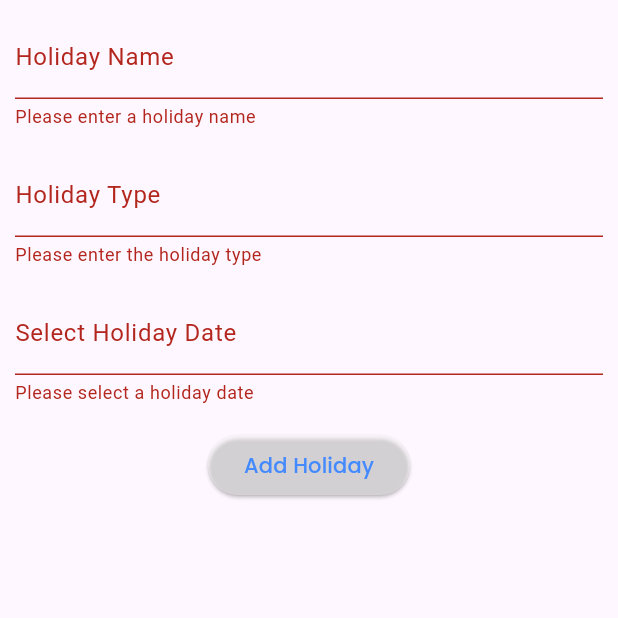
After one commit to Minute354/web_dashboardmodel, a Flutter app: the AddHolidayPage screen opened directly, after a tap on "Add Holiday", on a phone screen of 412 x 824 dp, the top half of it. The commit adds this screen. Run offline on Flutter 3.47's test engine with Material 3 defaults, Android fonts, the phone set to English and light mode, and no system bars; our stand-ins replace email_validator, google_fonts, table_calendar.

Commit message:
calender page added

```diff
--- a/lib/controllers/calendar_holiday_controller.dart
+++ b/lib/controllers/calendar_holiday_controller.dart
@@ -1,6 +1,5 @@
 import 'package:flutter/material.dart';
-import 'package:school_web_app/models/calendar_holiday_model.dart';
-
+import '../models/calendar_holiday_model.dart';
 
 class HolidayController with ChangeNotifier {
   List<Holiday> _holidays = [];
@@ -8,46 +7,50 @@ class HolidayController with ChangeNotifier {
   // Get list of holidays
   List<Holiday> get holidays => _holidays;
 
-  // Method to add a holiday (dynamic)
+  // Method to add a holiday dynamically
   void addHoliday(Holiday holiday) {
     _holidays.add(holiday);
-    notifyListeners();
+    notifyListeners(); // Notify listeners to update the UI
   }
 
-  // Fetch holidays dynamically (replace with API integration if needed)
+  // Fetch holidays (simulated here; replace with API integration if needed)
   void fetchHolidays() {
     _holidays = [
       Holiday(
         title: 'New Year\'s Day',
         description: 'First day of the year, celebrated worldwide.',
         date: DateTime(2024, 1, 1),
+        type: 'National',
       ),
       Holiday(
         title: 'Independence Day',
         description: 'Celebration of national independence.',
         date: DateTime(2024, 7, 4),
+        type: 'National',
       ),
       Holiday(
         title: 'Christmas Day',
         description: 'Celebration of Christmas.',
         date: DateTime(2024, 12, 25),
+        type: 'Religious',
       ),
     ];
     notifyListeners();
   }
 
-  // Method to retrieve holiday details based on the selected date
- Holiday? getHolidayByDate(DateTime date) {
-  try {
-    return _holidays.firstWhere(
+  // Retrieve holiday details based on the selected date
+  Holiday? getHolidayByDate(DateTime date) {
+    try{
+   return _holidays.firstWhere(
       (holiday) =>
           holiday.date.year == date.year &&
           holiday.date.month == date.month &&
           holiday.date.day == date.day,
+
     );
-  } catch (e) {
-    return null; // Explicitly return null if no holiday is found
+    }catch(e){
+        return null;
+    }
+
   }
 }
-
-}
--- a/lib/data/sidebar_data.dart
+++ b/lib/data/sidebar_data.dart
@@ -1,6 +1,7 @@
 // lib/data/sidebar_data.dart
 import 'package:flutter/material.dart';
 import 'package:school_web_app/models/sidebar_model.dart';
+import 'package:school_web_app/views/calender_page.dart';
 import 'package:school_web_app/views/syllabus_scteen.dart';
 import '../views/dashboard_screen.dart';
 import '../views/class_list_screen.dart';
@@ -67,6 +68,11 @@ List<SidebarItem> sidebarItems = [
     page: StudentListPage(),
   ),
   SidebarItem(
+    icon: Icons.person,
+    label: 'Calender',
+    page: HolidayCalendarPage(),
+  ),
+  SidebarItem(
     icon: Icons.grading_rounded,
     label: 'Syllabus',
     page: SyllabusPage(),
--- a/lib/models/calendar_holiday_model.dart
+++ b/lib/models/calendar_holiday_model.dart
@@ -2,10 +2,12 @@ class Holiday {
   final String title;
   final String description;
   final DateTime date;
+  final String type; // Type of holiday
 
   Holiday({
     required this.title,
     required this.description,
     required this.date,
+    required this.type,
   });
 }
--- /dev/null
+++ b/lib/views/calender_add_holidaypage.dart
@@ -0,0 +1,139 @@
+import 'package:flutter/material.dart';
+import 'package:google_fonts/google_fonts.dart';
+import 'package:provider/provider.dart';
+import '../controllers/calendar_holiday_controller.dart';
+import '../models/calendar_holiday_model.dart';
+import 'package:intl/intl.dart'; // For date formatting
+
+class AddHolidayPage extends StatefulWidget {
+  @override
+  _AddHolidayPageState createState() => _AddHolidayPageState();
+}
+
+class _AddHolidayPageState extends State<AddHolidayPage> {
+  final _formKey = GlobalKey<FormState>();
+  final _holidayTitleController = TextEditingController();
+  final _holidayTypeController = TextEditingController();
+  DateTime? _selectedDate;
+
+  @override
+  Widget build(BuildContext context) {
+    return Scaffold(
+
+      body: Padding(
+        padding: const EdgeInsets.all(10.0),
+        child: Form(
+          key: _formKey,
+          child: Column(
+            children: [
+              // Holiday name text field
+              TextFormField(
+                controller: _holidayTitleController,
+                decoration: InputDecoration(labelText: 'Holiday Name'),
+                validator: (value) {
+                  if (value == null || value.isEmpty) {
+                    return 'Please enter a holiday name';
+                  }
+                  return null;
+                },
+              ),
+              SizedBox(height: 16),
+
+              // Holiday type text field
+              TextFormField(
+                controller: _holidayTypeController,
+                decoration: InputDecoration(labelText: 'Holiday Type'),
+                validator: (value) {
+                  if (value == null || value.isEmpty) {
+                    return 'Please enter the holiday type';
+                  }
+                  return null;
+                },
+              ),
+              SizedBox(height: 16),
+
+              // Date picker for selecting holiday date
+              GestureDetector(
+                onTap: _pickDate,
+                child: AbsorbPointer(
+                  child: TextFormField(
+                    decoration: InputDecoration(
+                      labelText: _selectedDate == null
+                          ? 'Select Holiday Date'
+                          : 'Holiday Date: ${DateFormat('yyyy-MM-dd').format(_selectedDate!)}',
+                    ),
+                    validator: (value) {
+                      if (_selectedDate == null) {
+                        return 'Please select a holiday date';
+                      }
+                      return null;
+                    },
+                  ),
+                ),
+              ),
+              SizedBox(height: 16),
+
+              // Add holiday button
+              ElevatedButton(
+                style: ButtonStyle(backgroundColor: WidgetStatePropertyAll(Colors.white38)),
+                onPressed: () {
+                  if (_formKey.currentState!.validate()) {
+                    _addHoliday(context);
+                  }
+                },
+                child: Text('Add Holiday',style: GoogleFonts.poppins(color: Colors.blueAccent),),
+              ),
+            ],
+          ),
+        ),
+      ),
+    );
+  }
+
+  // Method to pick a date
+  Future<void> _pickDate() async {
+    final DateTime? picked = await showDatePicker(
+      context: context,
+      initialDate: DateTime.now(),
+      firstDate: DateTime(2020),
+      lastDate: DateTime(2101),
+    );
+    if (picked != null) {
+      setState(() {
+        _selectedDate = picked;
+      });
+    }
+  }
+
+  // Method to add the holiday using the controller
+  void _addHoliday(BuildContext context) {
+    final holidayController = Provider.of<HolidayController>(context, listen: false);
+
+    holidayController.addHoliday(
+      Holiday(
+        title: _holidayTitleController.text,
+        description: 'Holiday Description', // This can be modified as needed
+        date: _selectedDate!,
+        type: _holidayTypeController.text,
+      ),
+    );
+
+    ScaffoldMessenger.of(context).showSnackBar(
+      SnackBar(content: Text('Holiday Added Successfully')),
+    );
+
+    // Clear the form after submission
+    _holidayTitleController.clear();
+    _holidayTypeController.clear();
+    setState(() {
+      _selectedDate = null;
+    });
+  }
+
+  @override
+  void dispose() {
+    _holidayTitleController.dispose();
+    _holidayTypeController.dispose();
+    super.dispose();
+  }
+}
```
Also changed, not shown: lib/views/calender_page.dart (+32 -6 lines), lib/views/dashboard_screen.dart (+4 -5 lines).
